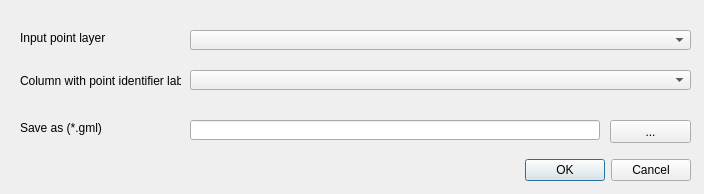
Old version of the form ImaerPlugin/Make_Receptor_GML_from_point_dlg.ui in the repository opengeogroep/AERIUS-QGIS-plugins.
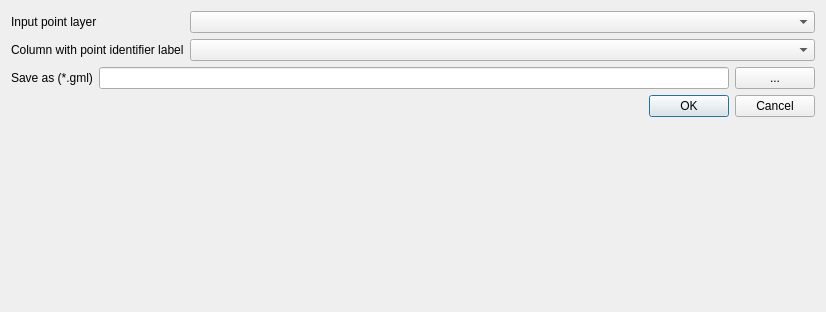
New version of the form. Custom widgets are drawn as their Qt base class.

Commit message: combo boxes resize horizontally when window changes size

What changed in the file:
```diff
--- a/ImaerPlugin/Make_Receptor_GML_from_point_dlg.ui
+++ b/ImaerPlugin/Make_Receptor_GML_from_point_dlg.ui
@@ -6,111 +6,84 @@
    <rect>
     <x>0</x>
     <y>0</y>
-    <width>704</width>
-    <height>194</height>
+    <width>826</width>
+    <height>312</height>
    </rect>
   </property>
   <property name="windowTitle">
    <string>Make receptor gml file from point layer</string>
   </property>
-  <widget class="QDialogButtonBox" name="buttonBox">
-   <property name="geometry">
-    <rect>
-     <x>510</x>
-     <y>140</y>
-     <width>181</width>
-     <height>61</height>
-    </rect>
-   </property>
-   <property name="orientation">
-    <enum>Qt::Horizontal</enum>
-   </property>
-   <property name="standardButtons">
-    <set>QDialogButtonBox::Cancel|QDialogButtonBox::Ok</set>
-   </property>
-  </widget>
-  <widget class="QLabel" name="label">
-   <property name="geometry">
-    <rect>
-     <x>20</x>
-     <y>30</y>
-     <width>191</width>
-     <height>16</height>
-    </rect>
-   </property>
-   <property name="text">
-    <string>Input point layer </string>
-   </property>
-  </widget>
-  <widget class="QLabel" name="label_2">
-   <property name="geometry">
-    <rect>
-     <x>20</x>
-     <y>120</y>
-     <width>191</width>
-     <height>16</height>
-    </rect>
-   </property>
-   <property name="text">
-    <string>Save as (*.gml)</string>
-   </property>
-  </widget>
-  <widget class="QgsMapLayerComboBox" name="combo_layer">
-   <property name="geometry">
-    <rect>
-     <x>190</x>
-     <y>30</y>
-     <width>501</width>
-     <height>20</height>
-    </rect>
-   </property>
-  </widget>
-  <widget class="QLineEdit" name="edit_outfile">
-   <property name="geometry">
-    <rect>
-     <x>190</x>
-     <y>120</y>
-     <width>410</width>
-     <height>20</height>
-    </rect>
-   </property>
-  </widget>
-  <widget class="QPushButton" name="button_outfile">
-   <property name="geometry">
-    <rect>
-     <x>610</x>
-     <y>120</y>
-     <width>81</width>
-     <height>23</height>
-    </rect>
-   </property>
-   <property name="text">
-    <string>...</string>
-   </property>
-  </widget>
-  <widget class="QLabel" name="label_3">
-   <property name="geometry">
-    <rect>
-     <x>20</x>
-     <y>70</y>
-     <width>161</width>
-     <height>21</height>
-    </rect>
-   </property>
-   <property name="text">
-    <string>Column with point identifier label</string>
-   </property>
-  </widget>
-  <widget class="QgsFieldComboBox" name="fcb_combo_layer">
-   <property name="geometry">
-    <rect>
-     <x>190</x>
-     <y>70</y>
-     <width>501</width>
-     <height>20</height>
-    </rect>
-   </property>
-  </widget>
+  <layout class="QFormLayout" name="formLayout_2">
+   <item row="0" column="0" colspan="2">
+    <layout class="QFormLayout" name="formLayout">
+     <item row="0" column="0">
+      <widget class="QLabel" name="label">
+       <property name="text">
+        <string>Input point layer </string>
+       </property>
+      </widget>
+     </item>
+     <item row="0" column="1">
+      <widget class="QgsMapLayerComboBox" name="combo_layer">
+       <property name="sizePolicy">
+        <sizepolicy hsizetype="Preferred" vsizetype="Fixed">
+         <horstretch>0</horstretch>
+         <verstretch>0</verstretch>
+        </sizepolicy>
+       </property>
+      </widget>
+     </item>
+     <item row="1" column="0">
+      <widget class="QLabel" name="label_3">
+       <property name="text">
+        <string>Column with point identifier label</string>
+       </property>
+      </widget>
+     </item>
+     <item row="1" column="1">
+      <widget class="QgsFieldComboBox" name="fcb_combo_layer">
+       <property name="sizePolicy">
+        <sizepolicy hsizetype="Preferred" vsizetype="Fixed">
+         <horstretch>0</horstretch>
+         <verstretch>0</verstretch>
+        </sizepolicy>
+       </property>
+      </widget>
+     </item>
+    </layout>
+   </item>
+   <item row="1" column="0" colspan="2">
+    <layout class="QHBoxLayout" name="horizontalLayout">
+     <item>
+      <widget class="QLabel" name="label_2">
+       <property name="text">
+        <string>Save as (*.gml)</string>
+       </property>
+      </widget>
+     </item>
+     <item>
+      <widget class="QLineEdit" name="edit_outfile"/>
+     </item>
+     <item>
+      <widget class="QPushButton" name="button_outfile">
+       <property name="text">
+        <string>...</string>
+       </property>
+      </widget>
+     </item>
+    </layout>
+   </item>
+   <item row="2" column="1">
+    <widget class="QDialogButtonBox" name="buttonBox">
+     <property name="orientation">
+      <enum>Qt::Horizontal</enum>
+     </property>
+     <property name="standardButtons">
+      <set>QDialogButtonBox::Cancel|QDialogButtonBox::Ok</set>
+     </property>
+    </widget>
+   </item>
+  </layout>
  </widget>
  <customwidgets>
   <customwidget>
```
